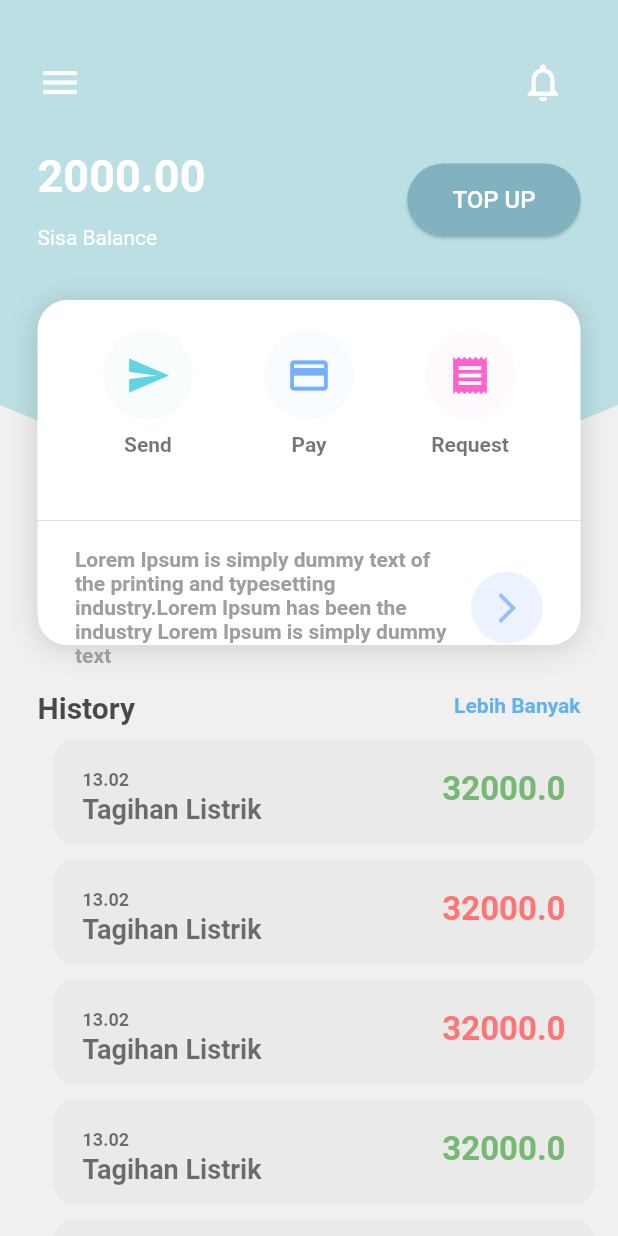
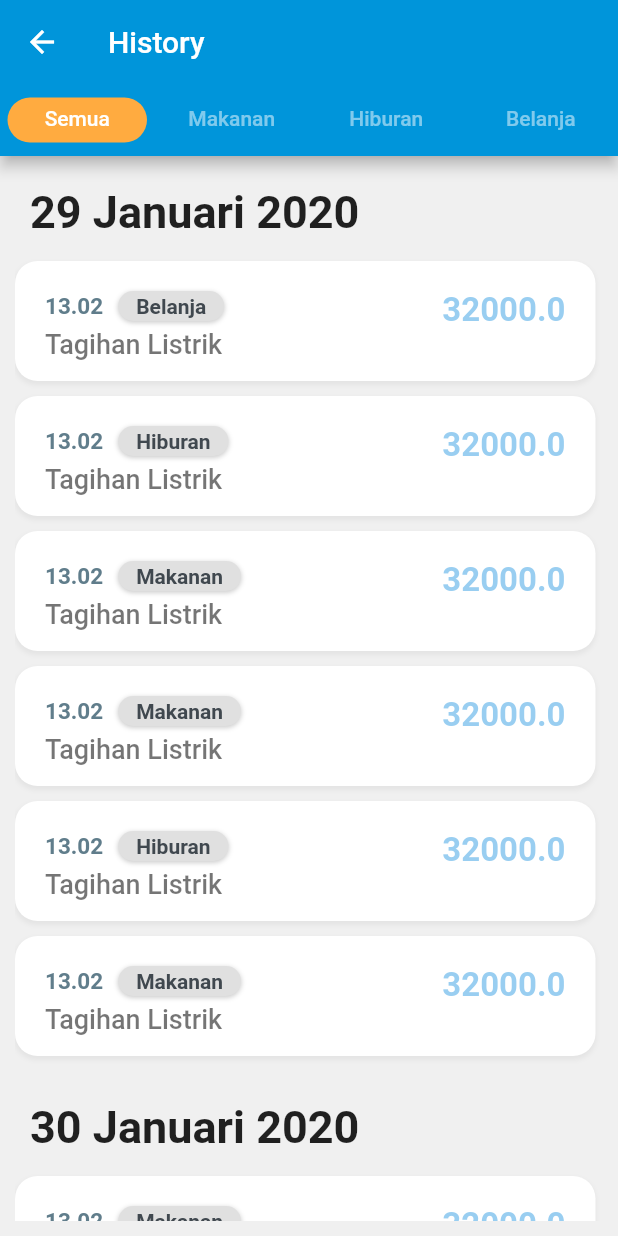
Before and after one commit to nadiacarrisa/CekWallet, a Flutter app: the screen it shows after launch, on a phone screen of 412 x 824 dp. Run offline on Flutter 3.47's test engine with Material 2 defaults, Android fonts, the phone set to English and light mode, and no system bars; our stand-ins replace bubble_tab_indicator, flutter_masked_text.

Commit message:
adding history page

```diff
--- /dev/null
+++ b/lib/History.dart
@@ -0,0 +1,450 @@
+import 'package:flutter/material.dart';
+import 'package:bubble_tab_indicator/bubble_tab_indicator.dart';
+import 'package:flutter_masked_text/flutter_masked_text.dart';
+
+class History extends StatefulWidget {
+  @override
+  _HistoryPageState createState() => _HistoryPageState();
+}
+
+class _HistoryPageState extends State<History>
+    with SingleTickerProviderStateMixin {
+  TabController controller;
+  Color primaryColor = Color.fromRGBO(0, 149, 218, 1);
+  Color secondaryColor = Colors.orangeAccent;
+  Color hiburan = Color.fromRGBO(224, 224, 224, 1);
+  Color makanan = Color.fromRGBO(224, 224, 224, 1);
+  Color belanja = Color.fromRGBO(224, 224, 224, 1);
+
+  @override
+  void initState() {
+    super.initState();
+    controller = TabController(vsync: this, length: 4);
+  }
+
+  @override
+  void dispose() {
+    controller.dispose();
+    super.dispose();
+  }
+
+  @override
+  Widget build(BuildContext context) {
+    return Scaffold(
+      backgroundColor: Color.fromRGBO(240, 240, 240, 1),
+      appBar: AppBar(
+        title: Text('History'),
+        backgroundColor: primaryColor,
+        //CODE BARU
+        bottom: TabBar(
+          controller: controller,
+          labelColor: Colors.white,
+          unselectedLabelColor: Colors.white.withOpacity(0.5),
+          indicatorSize: TabBarIndicatorSize.tab,
+          indicator: new BubbleTabIndicator(
+            indicatorHeight: 30.0,
+            indicatorColor: secondaryColor,
+            tabBarIndicatorSize: TabBarIndicatorSize.tab,
+          ),
+          tabs: <Tab>[
+            Tab(
+              child: Text("Semua"),
+            ),
+            Tab(
+              child: Text("Makanan"),
+            ),
+            Tab(
+              child: Text("Hiburan"),
+            ),
+            Tab(
+              child: Text("Belanja"),
+            ),
+          ],
+        ),
+      ),
+      body: TabBarView(
+        controller: controller,
+        children: <Widget>[
+          Padding(
+            padding: EdgeInsets.only(left: 10.0, bottom: 10.0),
+            child: ListView(
+              scrollDirection: Axis.vertical,
+              children: <Widget>[
+                Padding(
+                  padding: EdgeInsets.only(left: 10.0, top: 20.0, bottom: 15.0),
+                  child: Text(
+                    '29 Januari 2020',
+                    style: TextStyle(
+                      fontSize: 30,
+                      fontWeight: FontWeight.bold,
+                    ),
+                  ),
+                ),
+                HistoryCardsWithTag(
+                  title: 'Tagihan Listrik',
+                  value: 32000,
+                  tagColor: belanja,
+                  time: '13.02',
+                  tag: 'Belanja',
+                ),
+                HistoryCardsWithTag(
+                  title: 'Tagihan Listrik',
+                  value: 32000,
+                  tagColor: hiburan,
+                  time: '13.02',
+                  tag: 'Hiburan',
+                ),
+                HistoryCardsWithTag(
+                  title: 'Tagihan Listrik',
+                  value: 32000,
+                  tag: 'Makanan',
+                  tagColor: makanan,
+                  time: '13.02',
+                ),
+                HistoryCardsWithTag(
+                  title: 'Tagihan Listrik',
+                  value: 32000,
+                  tag: 'Makanan',
+                  tagColor: makanan,
+                  time: '13.02',
+                ),
+                HistoryCardsWithTag(
+                  tag: 'Hiburan',
+                  title: 'Tagihan Listrik',
+                  value: 32000,
+                  tagColor: hiburan,
+                  time: '13.02',
+                ),
+                HistoryCardsWithTag(
+                  title: 'Tagihan Listrik',
+                  value: 32000,
+                  tag: 'Makanan',
+                  tagColor: makanan,
+                  time: '13.02',
+                ),
+                Padding(
+                  padding: EdgeInsets.only(left: 10.0, top: 20.0, bottom: 15.0),
+                  child: Text(
+                    '30 Januari 2020',
+                    style: TextStyle(
+                      fontSize: 30,
+                      fontWeight: FontWeight.bold,
+                    ),
+                  ),
+                ),
+                HistoryCardsWithTag(
+                  title: 'Tagihan Listrik',
+                  tag: 'Makanan',
+                  value: 32000,
+                  tagColor: makanan,
+                  time: '13.02',
+                ),
+                HistoryCardsWithTag(
+                  title: 'saya adalah handi hermawan',
+                  tagColor: hiburan,
+                  time: '13.02',
+                  tag: 'Hiburan',
+                ),
+              ],
+            ),
+          ),
+          Padding(
+            padding: EdgeInsets.only(left: 10.0, bottom: 10.0),
+            child: ListView(
+              scrollDirection: Axis.vertical,
+              children: <Widget>[
+                Padding(
+                  padding: EdgeInsets.only(left: 10.0, top: 20.0, bottom: 15.0),
+                  child: Text(
+                    '29 Januari 2020',
+                    style: TextStyle(
+                      fontSize: 30,
+                      fontWeight: FontWeight.bold,
+                    ),
+                  ),
+                ),
+                HistoryCardsWithOutTag(
+                  title: 'Tagihan Listrik',
+                  value: 32000,
+                  time: '13.02',
+                ),
+              ],
+            ),
+          ),
+          Padding(
+            padding: EdgeInsets.only(left: 10.0, bottom: 10.0),
+            child: ListView(
+              scrollDirection: Axis.vertical,
+              children: <Widget>[
+                Padding(
+                  padding: EdgeInsets.only(left: 10.0, top: 20.0, bottom: 15.0),
+                  child: Text(
+                    '29 Januari 2020',
+                    style: TextStyle(
+                      fontSize: 30,
+                      fontWeight: FontWeight.bold,
+                    ),
+                  ),
+                ),
+                HistoryCardsWithOutTag(
+                  title: 'Tagihan Listrik',
+                  value: 32000,
+                  time: '13.02',
+                ),
+              ],
+            ),
+          ),
+          Padding(
+            padding: EdgeInsets.only(left: 10.0, bottom: 10.0),
+            child: ListView(
+              scrollDirection: Axis.vertical,
+              children: <Widget>[
+                Padding(
+                  padding: EdgeInsets.only(left: 10.0, top: 20.0, bottom: 15.0),
+                  child: Text(
+                    '29 Januari 2020',
+                    style: TextStyle(
+                      fontSize: 30,
+                      fontWeight: FontWeight.bold,
+                    ),
+                  ),
+                ),
+                HistoryCardsWithOutTag(
+                  title: 'Tagihan Listrik',
+                  value: 32000,
+                  time: '13.02',
+                ),
+              ],
+            ),
+          ),
+        ],
+      ),
+    );
+  }
+}
+
+class HistoryCardsWithTag extends StatelessWidget {
+  String title;
+  double value;
+  String time;
+  String tag;
+  Color tagColor;
+  Color cPrice;
+  Color color = Color.fromRGBO(153, 153, 153, 0.07);
+
+  HistoryCardsWithTag(
+      {this.title = "",
+      this.tag = "",
+      this.value = 0,
+      this.time,
+      this.cPrice,
+      this.tagColor});
+
+  Color checkColour(String tag) {
+    if (tag == '+') {
+      return Color.fromRGBO(129, 255, 117, 1);
+    } else {
+      return Color.fromRGBO(255, 117, 117, 1);
+    }
+  }
+
+  @override
+  Widget build(BuildContext context) {
+    return Padding(
+      padding: EdgeInsets.only(right: 15.0, bottom: 10.0),
+      child: Container(
+        width: 120.0,
+        height: 80.0,
+        decoration: BoxDecoration(
+          color: Colors.white,
+          borderRadius: BorderRadius.all(
+            Radius.circular(15.0),
+          ),
+          boxShadow: [
+            BoxShadow(
+              color: Colors.black54.withOpacity(0.05),
+              blurRadius: 2.0,
+              // has the effect of softening the shadow
+              spreadRadius: 0.2,
+              // has the effect of extending the shadow
+              offset: Offset(
+                0, // horizontal, move right 10
+                2.0, // vertical, move down 10
+              ),
+            )
+          ],
+        ),
+        child: Padding(
+          padding: EdgeInsets.symmetric(horizontal: 20.0, vertical: 20.0),
+          child: Row(
+            crossAxisAlignment: CrossAxisAlignment.start,
+            mainAxisAlignment: MainAxisAlignment.spaceBetween,
+            children: <Widget>[
+              Column(
+                crossAxisAlignment: CrossAxisAlignment.start,
+                children: <Widget>[
+                  Row(
+                    children: <Widget>[
+                      Text(
+                        time,
+                        style: TextStyle(
+                            fontSize: 15.0,
+                            color: Colors.blueGrey,
+                            fontWeight: FontWeight.bold),
+                      ),
+                      Padding(
+                        padding: EdgeInsets.only(left: 10.0),
+                        child: Container(
+                          decoration: BoxDecoration(
+                            color: tagColor,
+                            borderRadius:
+                                BorderRadius.all(Radius.circular(20.0)),
+                            boxShadow: [
+                              BoxShadow(
+                                color: Colors.black54.withOpacity(0.2),
+                                blurRadius: 2.0,
+                                // has the effect of softening the shadow
+                                spreadRadius: 0.2,
+                                // has the effect of extending the shadow
+                                offset: Offset(
+                                  0, // horizontal, move right 10
+                                  1.0, // vertical, move down 10
+                                ),
+                              )
+                            ],
+                          ),
+                          child: Padding(
+                            padding: EdgeInsets.symmetric(
+                                horizontal: 12.0, vertical: 2.0),
+                            child: Text(
+                              tag,
+                              style: TextStyle(
+                                fontWeight: FontWeight.w700,
+                                color: Color.fromRGBO(64, 72, 79, 1),
+                              ),
+                            ),
+                          ),
+                        ),
+                      )
+                    ],
+                  ),
+                  SizedBox(
+                    height: 5.0,
+                  ),
+                  Text(
+                    title,
+                    style: TextStyle(
+                        fontSize: 18.0,
+                        color: Colors.black54,
+                        fontWeight: FontWeight.w500),
+                  ),
+                ],
+              ),
+              Text(
+                '$value',
+                style: TextStyle(
+                    fontSize: 22.0,
+                    color: Color.fromRGBO(0, 132, 219, 0.4),
+                    fontWeight: FontWeight.bold),
+              ),
+            ],
+          ),
+        ),
+      ),
+    );
+  }
+}
+
+class HistoryCardsWithOutTag extends StatelessWidget {
+  String title;
+  double value;
+  String time;
+  Color cPrice;
+  Color color = Color.fromRGBO(153, 153, 153, 0.07);
+
+  HistoryCardsWithOutTag(
+      {this.title = "",
+        this.value = 0,
+        this.time,
+        this.cPrice});
+
+  Color checkColour(String tag) {
+    if (tag == '+') {
+      return Color.fromRGBO(129, 255, 117, 1);
+    } else {
+      return Color.fromRGBO(255, 117, 117, 1);
+    }
+  }
+
+  @override
+  Widget build(BuildContext context) {
+    return Padding(
+      padding: EdgeInsets.only(right: 15.0, bottom: 10.0),
+      child: Container(
+        width: 120.0,
+        height: 80.0,
+        decoration: BoxDecoration(
+          color: Colors.white,
+          borderRadius: BorderRadius.all(
+            Radius.circular(15.0),
+          ),
+          boxShadow: [
+            BoxShadow(
+              color: Colors.black54.withOpacity(0.05),
+              blurRadius: 2.0,
+              // has the effect of softening the shadow
+              spreadRadius: 0.2,
+              // has the effect of extending the shadow
+              offset: Offset(
+                0, // horizontal, move right 10
+                2.0, // vertical, move down 10
+              ),
+            )
+          ],
+        ),
+        child: Padding(
+          padding: EdgeInsets.symmetric(horizontal: 20.0, vertical: 20.0),
+          child: Row(
+            crossAxisAlignment: CrossAxisAlignment.start,
+            mainAxisAlignment: MainAxisAlignment.spaceBetween,
+            children: <Widget>[
+              Column(
+                crossAxisAlignment: CrossAxisAlignment.start,
+                children: <Widget>[
+                  Row(
+                    children: <Widget>[
+                      Text(
+                        time,
+                        style: TextStyle(
+                            fontSize: 15.0,
+                            color: Colors.blueGrey,
+                            fontWeight: FontWeight.bold),
+                      ),
+                    ],
+                  ),
+                  SizedBox(
+                    height: 5.0,
+                  ),
+                  Text(
+                    title,
+                    style: TextStyle(
+                        fontSize: 18.0,
+                        color: Colors.black54,
+                        fontWeight: FontWeight.w500),
+                  ),
+                ],
+              ),
+              Text(
+                '$value',
+                style: TextStyle(
+                    fontSize: 22.0,
+                    color: Color.fromRGBO(0, 132, 219, 0.4),
+                    fontWeight: FontWeight.bold),
+              ),
+            ],
+          ),
+        ),
+      ),
+    );
+  }
+}
--- a/lib/MainMenu.dart
+++ b/lib/MainMenu.dart
@@ -1,4 +1,3 @@
-import 'package:flutter/cupertino.dart';
 import 'package:flutter/material.dart';
 
 class MainMenu extends StatefulWidget {
@@ -17,14 +16,15 @@ class _MainMenuState extends State<MainMenu> {
         child: Column(
           crossAxisAlignment: CrossAxisAlignment.start,
           children: <Widget>[
-            Container( // buat bakcground yang warnanya biru ijo
+            Container(
+              // buat bakcground yang warnanya biru ijo
               width: double.infinity,
               decoration: BoxDecoration(
                 color: primaryColor,
                 border: Border.all(color: primaryColor),
               ),
               child: Padding(
-                padding: EdgeInsets.only(top: 30.0, right: 25.0, left: 15.0),
+                padding: EdgeInsets.only(top: 50.0, right: 25.0, left: 15.0),
                 child: Row(
                   mainAxisAlignment: MainAxisAlignment.spaceBetween,
                   children: <Widget>[
@@ -67,6 +67,7 @@ class _MainMenuState extends State<MainMenu> {
                         children: <Widget>[
                           Text(
                             '2000.00',
+                            textScaleFactor: 1.0,
                             style: TextStyle(
                               color: Colors.white,
                               fontSize: 30.0,
@@ -263,6 +264,7 @@ class _MainMenuState extends State<MainMenu> {
                   ),
                   Padding(
                     padding: EdgeInsets.only(top: 2.0),
+                    child: InkWell(
                       child: Text(
                         'Lebih Banyak',
                         style: TextStyle(
@@ -270,6 +272,10 @@ class _MainMenuState extends State<MainMenu> {
                           fontWeight: FontWeight.bold,
                           fontSize: 14.0,
                         ),
+                      ),
+                      onTap: () {
+                        Navigator.pushNamed(context, '/history');
+                      },
                     ),
                   )
                 ],
@@ -348,8 +354,8 @@ class HistoryCards extends StatelessWidget {
 
   HistoryCards({this.title, this.value, this.time, this.cPrice});
 
-  Color checkColour(String tag){
-    if (tag=='+') {
+  Color checkColour(String tag) {
+    if (tag == '+') {
       return Color.fromRGBO(129, 255, 117, 1);
     } else {
       return Color.fromRGBO(255, 117, 117, 1);
@@ -383,7 +389,9 @@ class HistoryCards extends StatelessWidget {
                         color: Colors.black54,
                         fontWeight: FontWeight.bold),
                   ),
-                  SizedBox(height: 2.0,),
+                  SizedBox(
+                    height: 2.0,
+                  ),
                   Text(
                     title,
                     style: TextStyle(
@@ -396,9 +404,7 @@ class HistoryCards extends StatelessWidget {
               Text(
                 '$value',
                 style: TextStyle(
-                    fontSize: 22.0,
-                    color: cPrice,
-                    fontWeight: FontWeight.bold),
+                    fontSize: 22.0, color: cPrice, fontWeight: FontWeight.bold),
               ),
             ],
           ),
--- a/lib/main.dart
+++ b/lib/main.dart
@@ -1,6 +1,6 @@
-import 'package:flutter/cupertino.dart';
 import 'package:flutter/material.dart';
 import 'MainMenu.dart';
+import 'History.dart';
 
 void main() => runApp(MyApp());
 
@@ -13,9 +13,10 @@ class MyApp extends StatelessWidget {
       theme: ThemeData(
         primarySwatch: Colors.blue,
       ),
-      initialRoute: '/',
+      initialRoute: '/history',
       routes: <String, WidgetBuilder>{
         '/': (context) => MainMenu(),
+        '/history': (context) => History(),
       },
     );
   }
--- a/pubspec.yaml
+++ b/pubspec.yaml
@@ -17,9 +17,10 @@ environment:
   sdk: ">=2.1.0 <3.0.0"
 
 dependencies:
+  bubble_tab_indicator: "^0.1.4"
+  flutter_masked_text: ^0.7.0
   flutter:
     sdk: flutter
-
   # The following adds the Cupertino Icons font to your application.
   # Use with the CupertinoIcons class for iOS style icons.
   cupertino_icons: ^0.1.2
```
Also changed, not shown: pubspec.lock. Lines whose indentation alone changed are shown as unchanged.
